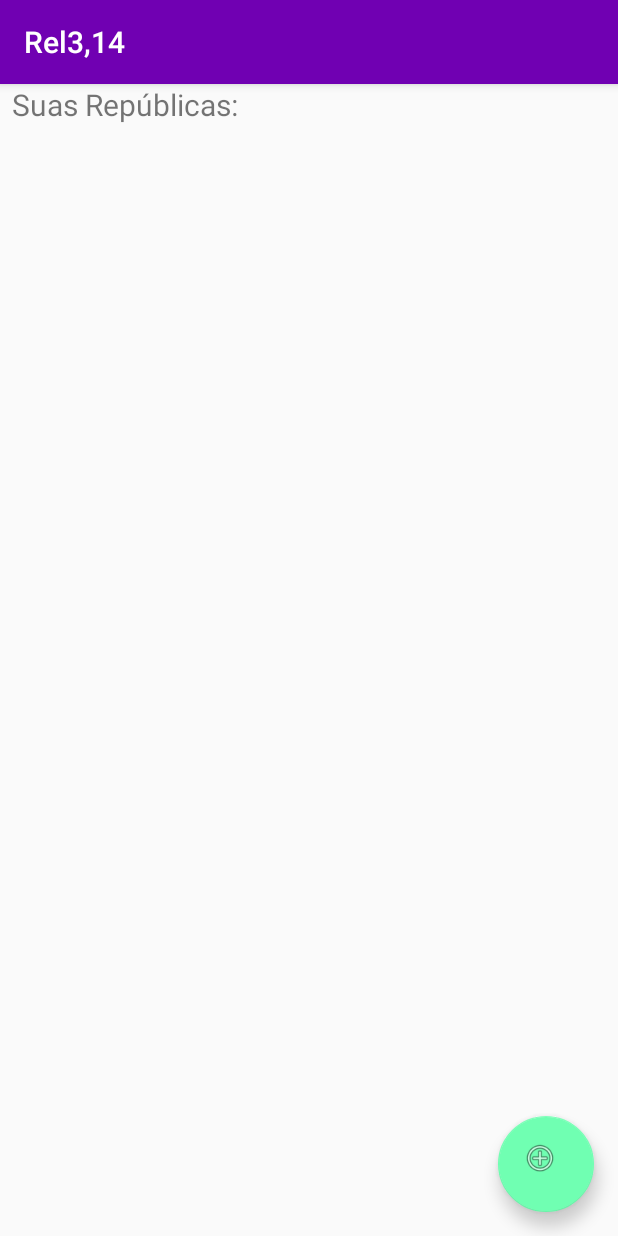
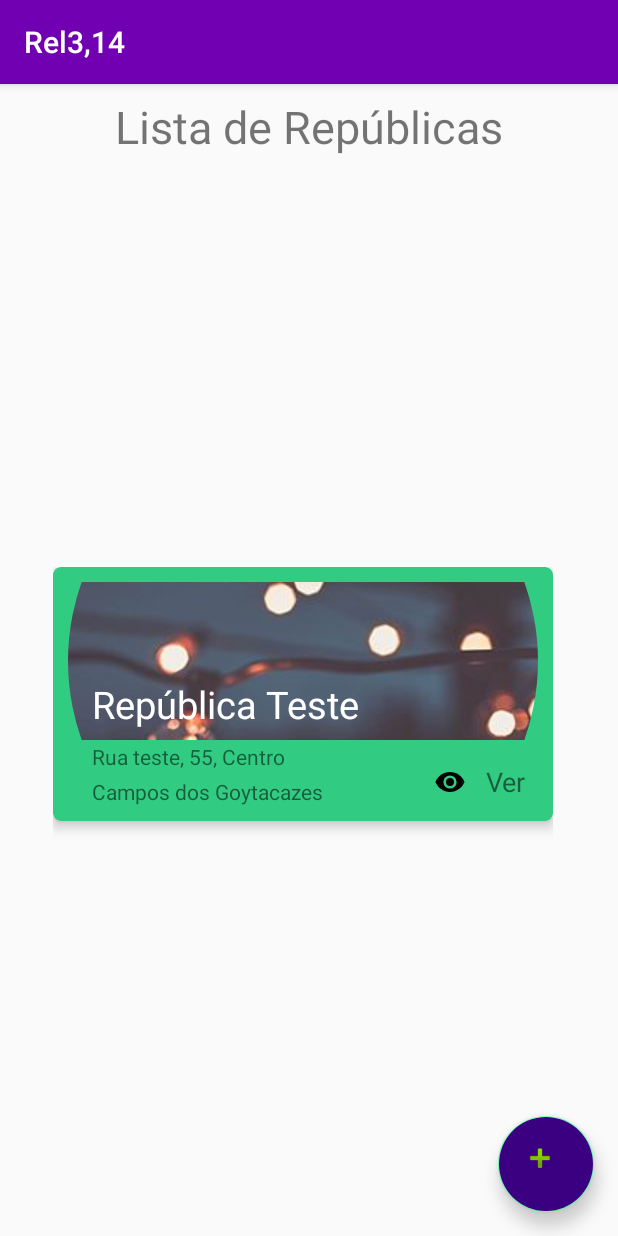
Before and after one commit to dsgeverton/Relp, an Android app: the MainActivity screen opened directly, with no data from a screen before it, on a phone screen of 412 x 824 dp. Run offline under Robolectric (Android 15) with nearby library versions, the phone set to English and light mode, and no system bars; libraries missing offline, so code that uses them is left out: io.realm, io.realm.annotations.

Commit message:
Troca do uso de ListView para RecyclerView

```diff
--- /dev/null
+++ b/app/src/main/java/br/edu/iff/pooa/relp/adapter/ClickRecyclerViewListener.java
@@ -0,0 +1,5 @@
+package br.edu.iff.pooa.relp.adapter;
+
+public interface ClickRecyclerViewListener {
+    void onClick(Object object);
+}
--- a/app/src/main/java/br/edu/iff/pooa/relp/adapter/RepAdapter.java
+++ b/app/src/main/java/br/edu/iff/pooa/relp/adapter/RepAdapter.java
@@ -1,13 +1,16 @@
 package br.edu.iff.pooa.relp.adapter;
 
 import android.content.Context;
+import android.graphics.drawable.Drawable;
 import android.support.annotation.NonNull;
 import android.support.annotation.Nullable;
+import android.support.v7.widget.RecyclerView;
 import android.view.LayoutInflater;
 import android.view.View;
 import android.view.ViewGroup;
 import android.widget.ArrayAdapter;
 import android.widget.ImageView;
+import android.widget.LinearLayout;
 import android.widget.TextView;
 
 import java.util.ArrayList;
@@ -15,42 +18,69 @@ import java.util.ArrayList;
 import br.edu.iff.pooa.relp.R;
 import br.edu.iff.pooa.relp.model.Republica;
 
-public class RepAdapter extends ArrayAdapter<Republica> {
+public class RepAdapter extends RecyclerView.Adapter {
 
-    private ViewHolder mViewHolder = new ViewHolder();
     private final Context context;
-    private final ArrayList<Republica> reps;
+    private final ArrayList<Republica> republicas;
+    private static ClickRecyclerViewListener clickRecyclerViewListener;
 
 
-    public RepAdapter(@NonNull Context context, ArrayList<Republica> reps) {
-        super(context, R.layout.card_republica, reps);
+    public RepAdapter(@NonNull Context context, ArrayList<Republica> reps, ClickRecyclerViewListener clickRecyclerViewListener) {
+        this.clickRecyclerViewListener = clickRecyclerViewListener;
         this.context = context;
-        this.reps = reps;
+        this.republicas = reps;
+    }
+
+    @NonNull
+    @Override
+    public RecyclerView.ViewHolder onCreateViewHolder(@NonNull ViewGroup parent, int viewType) {
+
+        View view = LayoutInflater.from(context).inflate(R.layout.card_republica, parent, false);
+        RepublicaViewHolder republicaViewHolder = new RepublicaViewHolder(view);
+
+        return republicaViewHolder;
     }
 
     @Override
-    public View getView(int position, @Nullable View convertView, @NonNull ViewGroup parent) {
+    public void onBindViewHolder(@NonNull RecyclerView.ViewHolder holder, int position) {
 
-        LayoutInflater inflater = (LayoutInflater) context.getSystemService(Context.LAYOUT_INFLATER_SERVICE);
-        View rowView = inflater.inflate(R.layout.card_republica, parent,false);
+        RepublicaViewHolder viewHolder = (RepublicaViewHolder) holder;
+        Republica republica = republicas.get(position);
 
-        mViewHolder.nomeRep = (TextView) rowView.findViewById(R.id.textViewNomeRepublica);
-        mViewHolder.enderecoRep = (TextView) rowView.findViewById(R.id.textViewEndereco);
-        mViewHolder.nomeAdminRep = (TextView) rowView.findViewById(R.id.textViewAdministrador);
-        mViewHolder.imagemFundo = (ImageView) rowView.findViewById(R.id.imageViewFundoRepublica);
-
-        mViewHolder.nomeRep.setText(reps.get(position).getNome());
-        String enderecoCompleto = String.format("%s, N°. %d, %s", reps.get(position).getRua(),reps.get(position).getNumero(), reps.get(position).getBairro());
-        mViewHolder.enderecoRep.setText(enderecoCompleto);
-        mViewHolder.nomeAdminRep.setText(reps.get(position).getCidade());
-        mViewHolder.imagemFundo.setImageResource(R.drawable.teste);
-        return rowView;
-
+        viewHolder.imagemFundo.setImageResource(R.drawable.teste);
+        viewHolder.nomeRepublica.setText(republica.getNome());
+        viewHolder.endereco.setText(republica.getRua()+", "+republica.getNumero()+", "+republica.getBairro());
+        viewHolder.cidade.setText(republica.getCidade());
     }
 
-    public static class ViewHolder{
+    @Override
+    public int getItemCount() {
+        return republicas.size();
+    }
 
-        TextView nomeRep, enderecoRep, nomeAdminRep;
-        ImageView imagemFundo;
+    public class RepublicaViewHolder extends RecyclerView.ViewHolder {
+
+        private final ImageView imagemFundo;
+        private final LinearLayout linearDetalhes;
+        private final TextView nomeRepublica;
+        private final TextView endereco;
+        private final TextView cidade;
+
+        public RepublicaViewHolder(View itemView) {
+            super(itemView);
+            imagemFundo = (ImageView) itemView.findViewById(R.id.imageViewFundoRepublica);
+            linearDetalhes = (LinearLayout) itemView.findViewById(R.id.linearDetalhes);
+            nomeRepublica = (TextView) itemView.findViewById(R.id.textViewNomeRepublica);
+            endereco = (TextView) itemView.findViewById(R.id.textViewEndereco);
+            cidade = (TextView) itemView.findViewById(R.id.textViewCidade);
+
+            itemView.setOnClickListener(new View.OnClickListener() {
+                @Override
+                public void onClick(View v) {
+//                clickRecyclerViewListener.onClick(livros.get(getLayoutPosition()));
+                }
+            });
+        }
     }
+
 }
--- a/app/src/main/java/br/edu/iff/pooa/relp/model/Republica.java
+++ b/app/src/main/java/br/edu/iff/pooa/relp/model/Republica.java
@@ -7,11 +7,28 @@ public class Republica extends RealmObject{
 
     @PrimaryKey
     private int id;
-    private String nome;
+    private String nome, administrador;
     private String rua, bairro, cidade;
     private int numero;
+    private boolean isEnable;
 
     public Republica() {}
+
+    public String getAdministrador() {
+        return administrador;
+    }
+
+    public void setAdministrador(String administrador) {
+        this.administrador = administrador;
+    }
+
+    public boolean isEnable() {
+        return isEnable;
+    }
+
+    public void setEnable(boolean enable) {
+        isEnable = enable;
+    }
 
     public void setId(int id) {
         this.id = id;
@@ -62,9 +79,11 @@ public class Republica extends RealmObject{
         return numero;
     }
 
-    public Republica(int id, String nome, String rua, String bairro, String cidade, int numero) {
+    public Republica(int id, String nome, String rua, String bairro, String cidade, int numero, String administrador, boolean isEnable) {
 
         this.id = id;
+        this.administrador = administrador;
+        this.isEnable = isEnable;
         this.nome = nome;
         this.rua = rua;
         this.bairro = bairro;
--- a/app/src/main/java/br/edu/iff/pooa/relp/view/CadastroUserActivity.java
+++ b/app/src/main/java/br/edu/iff/pooa/relp/view/CadastroUserActivity.java
@@ -12,7 +12,8 @@ import br.edu.iff.pooa.relp.model.Usuario;
 import io.realm.Realm;
 import io.realm.RealmResults;
 
-public class CadastroUserActivity extends AppCompatActivity implements View.OnClickListener{
+public class
+CadastroUserActivity extends AppCompatActivity implements View.OnClickListener{
 
     private ViewHolder mViewHolder = new ViewHolder();
 
--- a/app/src/main/java/br/edu/iff/pooa/relp/view/MainActivity.java
+++ b/app/src/main/java/br/edu/iff/pooa/relp/view/MainActivity.java
@@ -1,44 +1,50 @@
 package br.edu.iff.pooa.relp.view;
 
 import android.content.Intent;
+import android.support.design.widget.FloatingActionButton;
 import android.support.v7.app.AppCompatActivity;
 import android.os.Bundle;
+import android.support.v7.widget.LinearLayoutManager;
+import android.support.v7.widget.RecyclerView;
 import android.view.View;
 import android.widget.ArrayAdapter;
 import android.widget.LinearLayout;
 import android.widget.ListView;
 import android.widget.TextView;
+import android.widget.Toolbar;
 
 import java.util.ArrayList;
+import java.util.List;
 
 import br.edu.iff.pooa.relp.R;
+import br.edu.iff.pooa.relp.adapter.ClickRecyclerViewListener;
 import br.edu.iff.pooa.relp.adapter.RepAdapter;
 import br.edu.iff.pooa.relp.model.Republica;
 import br.edu.iff.pooa.relp.view.DRepublica;
 
-public class MainActivity extends AppCompatActivity implements View.OnClickListener{
+public class MainActivity extends AppCompatActivity implements ClickRecyclerViewListener{
 
     @Override
     protected void onCreate(Bundle savedInstanceState) {
         super.onCreate(savedInstanceState);
         setContentView(R.layout.activity_main);
 
-        ListView lista =  (ListView) findViewById(R.id.lvRepublicas);
+        FloatingActionButton fab = (FloatingActionButton) findViewById(R.id.floatingActionButton);
+        fab.setOnClickListener(new View.OnClickListener() {
+                                   @Override
+                                   public void onClick(View v) {
+                                       Intent intent = new Intent(MainActivity.this, CadastrarRepublicaActivity.class);
+                                       startActivity(intent);
+                                   }
+                               });
+
         ArrayList<Republica> republicas = addRepublica();
-        ArrayAdapter adapter = new RepAdapter(this, republicas);
-        lista.setAdapter(adapter);
-
-    }
-
-    @Override
-    public void onClick(View v) {
-        int id = v.getId();
 
     }
 
     private ArrayList<Republica> addRepublica(){
 
-        ArrayList<Republica> republicas = new ArrayList<Republica>();
+        ArrayList<Republica> republicas = new ArrayList<>();
         Republica r = new Republica();
 
         r.setNome("República Teste");
@@ -47,8 +53,25 @@ public class MainActivity extends AppCompatActivity implements View.OnClickListe
         r.setBairro("Centro");
         r.setCidade("Campos dos Goytacazes");
         r.setId(1);
+        republicas.add(r);
 
         return republicas;
     }
 
+    @Override
+    public void onClick(Object object) {
+
+    }
+
+    protected void onResume() {
+        super.onResume();
+        ArrayList<Republica> republicas = addRepublica();
+        RecyclerView recyclerView = (RecyclerView) findViewById(R.id.rv_Republica);
+
+        recyclerView.setAdapter(new RepAdapter(this, republicas,this));
+        RecyclerView.LayoutManager layout = new LinearLayoutManager(this,
+                LinearLayoutManager.VERTICAL, false);
+
+        recyclerView.setLayoutManager(layout);
+    }
 }
--- a/app/src/main/res/layout/activity_main.xml
+++ b/app/src/main/res/layout/activity_main.xml
@@ -7,17 +7,7 @@
     tools:context=".view.MainActivity"
     >
 
-    <TextView
-        android:id="@+id/textView2"
-        android:layout_width="0dp"
-        android:layout_height="wrap_content"
-        android:layout_marginEnd="8dp"
-        android:layout_marginStart="8dp"
-        android:text="Suas Repúblicas:"
-        android:textSize="20sp"
-        app:layout_constraintEnd_toEndOf="parent"
-        app:layout_constraintStart_toStartOf="parent"
-        tools:layout_editor_absoluteY="15dp" />
+    <include layout="@layout/content_republica"/>
 
     <android.support.design.widget.FloatingActionButton
         android:id="@+id/floatingActionButton"
@@ -26,19 +16,10 @@
         android:layout_marginBottom="16dp"
         android:layout_marginEnd="16dp"
         android:clickable="true"
+        android:backgroundTint="@color/appPrimaryDark"
         app:layout_constraintBottom_toBottomOf="parent"
         app:layout_constraintEnd_toEndOf="parent"
-        app:srcCompat="@android:drawable/ic_menu_add" />
-
-    <ListView
-        android:id="@+id/lvRepublicas"
-        android:layout_width="wrap_content"
-        android:layout_height="wrap_content"
-        android:layout_marginEnd="32dp"
-        android:layout_marginStart="32dp"
-        android:layout_marginTop="8dp"
-        app:layout_constraintEnd_toEndOf="parent"
-        app:layout_constraintStart_toStartOf="parent"
-        app:layout_constraintTop_toBottomOf="@+id/textView2" />
+        app:srcCompat="@android:drawable/ic_input_add"
+        />
 
 </android.support.constraint.ConstraintLayout>
--- a/app/src/main/res/layout/card_republica.xml
+++ b/app/src/main/res/layout/card_republica.xml
@@ -85,12 +85,12 @@
             app:layout_constraintTop_toBottomOf="@+id/textViewNomeRepublica" />
 
         <TextView
-            android:id="@+id/textViewAdministrador"
+            android:id="@+id/textViewCidade"
             android:layout_width="wrap_content"
             android:layout_height="wrap_content"
             android:layout_marginStart="16dp"
             android:layout_marginTop="4dp"
-            android:text="Administrador: Nome Usuário"
+            android:text="Cidade"
             app:layout_constraintStart_toStartOf="parent"
             app:layout_constraintTop_toBottomOf="@+id/textViewEndereco" />
 
--- /dev/null
+++ b/app/src/main/res/layout/content_republica.xml
@@ -0,0 +1,33 @@
+<?xml version="1.0" encoding="utf-8"?>
+<android.support.constraint.ConstraintLayout xmlns:android="http://schemas.android.com/apk/res/android"
+    xmlns:app="http://schemas.android.com/apk/res-auto"
+    xmlns:tools="http://schemas.android.com/tools"
+    android:layout_width="match_parent"
+    android:layout_height="match_parent">
+
+    <TextView
+        android:id="@+id/tx_lista_livro"
+        android:layout_width="wrap_content"
+        android:layout_height="wrap_content"
+        android:layout_marginLeft="8dp"
+        android:layout_marginRight="8dp"
+        android:layout_marginTop="8dp"
+        android:text="Lista de Repúblicas"
+        android:textSize="30sp"
+        app:layout_constraintLeft_toLeftOf="parent"
+        app:layout_constraintRight_toRightOf="parent"
+        app:layout_constraintTop_toTopOf="parent" />
+
+    <android.support.v7.widget.RecyclerView
+        android:id="@+id/rv_Republica"
+        android:layout_width="333dp"
+        android:layout_height="430dp"
+        android:layout_marginBottom="16dp"
+        android:layout_marginEnd="8dp"
+        app:layout_constraintBottom_toBottomOf="parent"
+        app:layout_constraintEnd_toEndOf="parent"
+        app:layout_constraintStart_toStartOf="parent"
+        app:layout_constraintTop_toBottomOf="@+id/tx_lista_livro"
+        app:layout_constraintVertical_bias="1.0"></android.support.v7.widget.RecyclerView>
+
+</android.support.constraint.ConstraintLayout>
```
Also changed, not shown: 2 other files.
